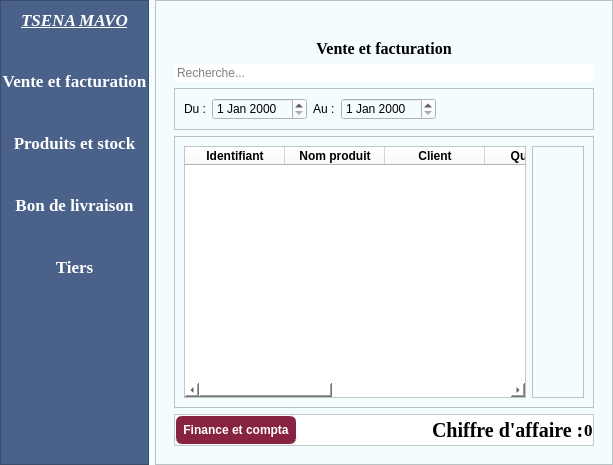
Above: app.ui from Totelof10/tsena before the change. Below: the same form after it.
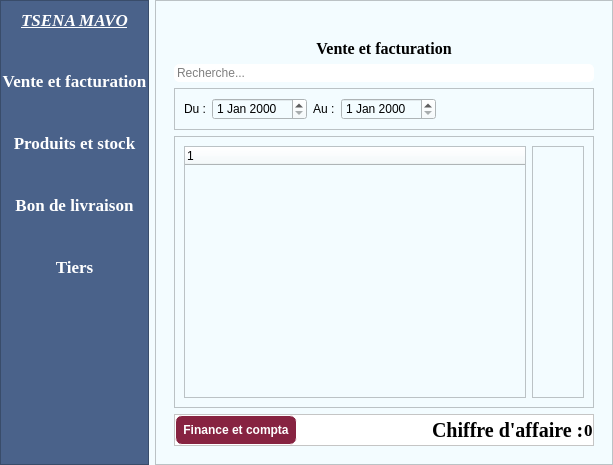
That is the form after the change. The open tabs and pages were chosen to show the change. Icons and pictures are not drawn.

What changed in the file:
```diff
--- a/app.ui
+++ b/app.ui
@@ -364,84 +364,7 @@
             </property>
             <layout class="QHBoxLayout" name="horizontalLayout">
              <item>
-              <widget class="QTableWidget" name="tableVente">
-               <property name="styleSheet">
-                <string notr="true">background-color: white;</string>
-               </property>
-               <attribute name="horizontalHeaderStretchLastSection">
-                <bool>false</bool>
-               </attribute>
-               <column>
-                <property name="text">
-                 <string>Identifiant</string>
-                </property>
-                <property name="font">
-                 <font>
-                  <bold>true</bold>
-                 </font>
-                </property>
-               </column>
-               <column>
-                <property name="text">
-                 <string>Nom produit</string>
-                </property>
-                <property name="font">
-                 <font>
-                  <bold>true</bold>
-                 </font>
-                </property>
-               </column>
-               <column>
-                <property name="text">
-                 <string>Client</string>
-                </property>
-                <property name="font">
-                 <font>
-                  <bold>true</bold>
-                 </font>
-                </property>
-               </column>
-               <column>
-                <property name="text">
-                 <string>Quantité</string>
-                </property>
-                <property name="font">
-                 <font>
-                  <bold>true</bold>
-                 </font>
-                </property>
-               </column>
-               <column>
-                <property name="text">
-                 <string>CA</string>
-                </property>
-                <property name="font">
-                 <font>
-                  <bold>true</bold>
-                 </font>
-                </property>
-               </column>
-               <column>
-                <property name="text">
-                 <string>Date</string>
-                </property>
-                <property name="font">
-                 <font>
-                  <bold>true</bold>
-                 </font>
-                </property>
-               </column>
-               <column>
-                <property name="text">
-                 <string>Numéro du bon de livraison</string>
-                </property>
-                <property name="font">
-                 <font>
-                  <bold>true</bold>
-                 </font>
-                </property>
-               </column>
-              </widget>
+              <widget class="QTreeWidget" name="treeVente"/>
              </item>
              <item>
               <widget class="QFrame" name="frame_2">
```
Left out of the diff: 128 changed lines with no effect on the pictures.
